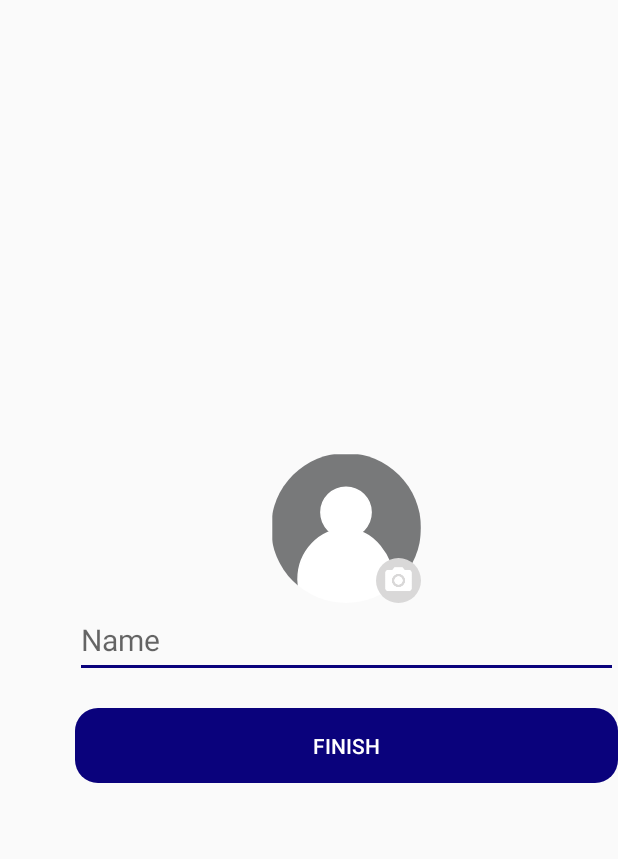
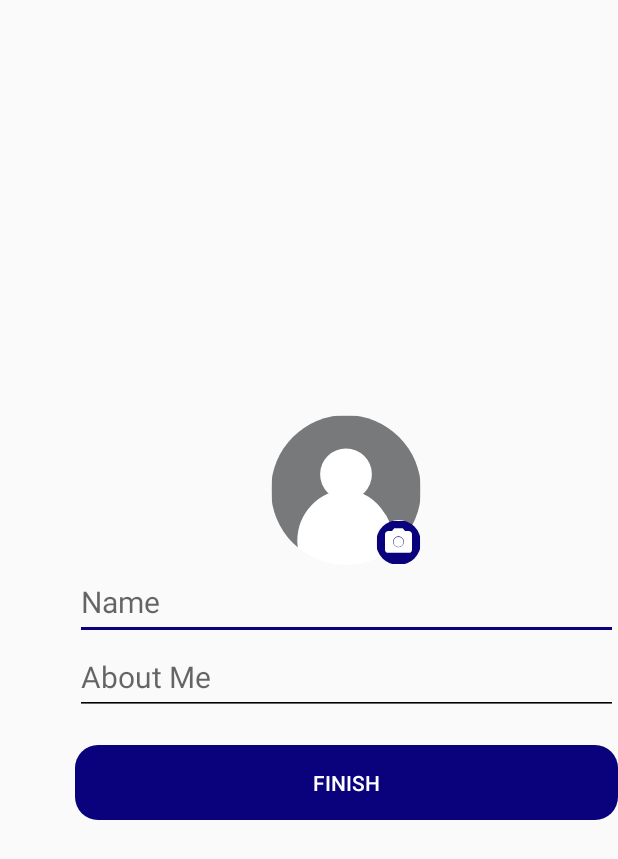
Before and after one commit to ozayakcan/Chat, an Android app: the layout activity_register.xml on its own in the app's theme, with its tools: preview values and no code run, on a phone screen of 412 x 824 dp. Shown: the top 859 px of the screen. Run offline under Robolectric (Android 15) with nearby library versions, the light colour scheme and no system bars.

Commit message:
Resimler düzenlendi. RegisterActivity'de veriler firebase'den getiriliyor. (Profil resmi hariç)

```diff
--- a/chat-android/app/src/main/java/com/ozayakcan/chat/Utils/SharedPreference.java
+++ b/chat-android/app/src/main/java/com/ozayakcan/chat/Utils/SharedPreference.java
@@ -8,6 +8,8 @@ import android.content.SharedPreferences;
 import java.util.Map;
 
 public class SharedPreference {
+
+    public static final String kullaniciKaydedildi = "Kayit";
 
     private static SharedPreference mInstance;
     private final Context mContext;
--- /dev/null
+++ b/chat-android/app/src/main/res/drawable/ic_kamera.xml
@@ -0,0 +1,21 @@
+<vector xmlns:android="http://schemas.android.com/apk/res/android"
+    android:width="24dp"
+    android:height="24dp"
+    android:viewportWidth="24"
+    android:viewportHeight="24">
+  <path
+      android:strokeWidth="1"
+      android:pathData="M0,0h24v24h-24z"
+      android:fillColor="@color/colorPrimary"
+      android:strokeColor="#FFFFFF"/>
+  <path
+      android:strokeWidth="1"
+      android:pathData="M9.8,11.7c0,-1.2 1,-2.2 2.2,-2.2s2.2,1 2.2,2.2c0,1.2 -1,2.2 -2.2,2.2S9.8,12.9 9.8,11.7C9.8,11.7 9.8,11.7 9.8,11.7"
+      android:fillColor="#FFFFFF"
+      android:strokeColor="#FFFFFF"/>
+  <path
+      android:strokeWidth="1"
+      android:pathData="M10,4.9L8.8,6.3H6.6c-0.7,0 -1.3,0.6 -1.3,1.3v8.1c0,0.7 0.6,1.3 1.3,1.3h10.8c0.7,0 1.3,-0.6 1.3,-1.3V7.6c0,-0.7 -0.6,-1.3 -1.3,-1.3h-2.1L14,4.9H10zM12,15c-1.9,0 -3.4,-1.5 -3.4,-3.4s1.5,-3.4 3.4,-3.4s3.4,1.5 3.4,3.4S13.9,15 12,15z"
+      android:fillColor="#FFFFFF"
+      android:strokeColor="#FFFFFF"/>
+</vector>
--- a/chat-android/app/src/main/res/drawable/ic_profil_kamera_foreground.xml
+++ /dev/null
@@ -1,18 +0,0 @@
-<vector xmlns:android="http://schemas.android.com/apk/res/android"
-    android:width="108dp"
-    android:height="108dp"
-    android:viewportWidth="108"
-    android:viewportHeight="108"
-    android:tint="#FFFFFF">
-  <group android:scaleX="2.1141"
-      android:scaleY="2.1141"
-      android:translateX="28.6308"
-      android:translateY="28.6308">
-    <path
-        android:fillColor="@android:color/white"
-        android:pathData="M12,12m-3.2,0a3.2,3.2 0,1 1,6.4 0a3.2,3.2 0,1 1,-6.4 0"/>
-    <path
-        android:fillColor="@android:color/white"
-        android:pathData="M9,2L7.17,4L4,4c-1.1,0 -2,0.9 -2,2v12c0,1.1 0.9,2 2,2h16c1.1,0 2,-0.9 2,-2L22,6c0,-1.1 -0.9,-2 -2,-2h-3.17L15,2L9,2zM12,17c-2.76,0 -5,-2.24 -5,-5s2.24,-5 5,-5 5,2.24 5,5 -2.24,5 -5,5z"/>
-  </group>
-</vector>
--- a/chat-android/app/src/main/res/drawable/ic_profil_resmi.xml
+++ b/chat-android/app/src/main/res/drawable/ic_profil_resmi.xml
@@ -5,7 +5,7 @@
     android:viewportHeight="100">
   <path
       android:strokeWidth="1"
-      android:pathData="M0.36,0.38h100v100h-100z"
+      android:pathData="M0.0,0.0h100v100h-100z"
       android:fillColor="#78797A"
       android:strokeColor="#FFFFFF"/>
   <path
--- a/chat-android/app/src/main/res/layout/activity_register.xml
+++ b/chat-android/app/src/main/res/layout/activity_register.xml
@@ -23,21 +23,33 @@
                 android:layout_height="match_parent"
                 android:src="@drawable/ic_profil_resmi"/>
             <de.hdodenhof.circleimageview.CircleImageView
+                android:id="@+id/kamera"
                 android:layout_width="30dp"
                 android:layout_height="30dp"
                 android:layout_alignParentEnd="true"
                 android:layout_alignParentBottom="true"
-                android:src="@mipmap/ic_profil_kamera"/>
+                android:src="@drawable/ic_kamera"/>
         </RelativeLayout>
         <EditText
             android:id="@+id/isimTW"
+            android:layout_width="match_parent"
+            android:imeOptions="actionNext"
+            android:theme="@style/EditTextThemeDefault"
+            android:layout_height="50dp"
+            android:textSize="20sp"
+            android:hint="@string/name"
+            android:maxLength="100"
+            android:maxLines="1"/>
+        <EditText
+            android:id="@+id/hakkimdaTW"
             android:layout_width="match_parent"
             android:imeOptions="actionDone"
             android:theme="@style/EditTextThemeDefault"
             android:layout_height="50dp"
             android:textSize="20sp"
-            android:hint="@string/name"
-            android:maxLines="1"/>
+            android:hint="@string/about_me"
+            android:maxLength="400"
+            android:maxLines="5"/>
         <Button
             android:id="@+id/bitirBtn"
             android:layout_width="match_parent"
--- a/chat-android/app/src/main/res/mipmap-anydpi-v26/ic_profil_kamera.xml
+++ /dev/null
@@ -1,5 +0,0 @@
-<?xml version="1.0" encoding="utf-8"?>
-<adaptive-icon xmlns:android="http://schemas.android.com/apk/res/android">
-    <background android:drawable="@color/ic_profil_kamera_background"/>
-    <foreground android:drawable="@drawable/ic_profil_kamera_foreground"/>
-</adaptive-icon>
--- a/chat-android/app/src/main/res/values/ic_profil_kamera_background.xml
+++ /dev/null
@@ -1,4 +0,0 @@
-<?xml version="1.0" encoding="utf-8"?>
-<resources>
-    <color name="ic_profil_kamera_background">#D9D8D8</color>
-</resources>
--- a/chat-android/app/src/main/res/values/strings.xml
+++ b/chat-android/app/src/main/res/values/strings.xml
@@ -16,4 +16,5 @@
     <string name="please_enter_the_confirmation_code">Please enter the confirmation code that will be sent to you shortly.</string>
     <string name="finish">Finish</string>
     <string name="name">Name</string>
+    <string name="about_me">About Me</string>
 </resources>
```
Also changed, not shown: chat-android/app/src/main/java/com/ozayakcan/chat/Login/RegisterActivity.java (+45 -3 lines), chat-android/app/src/main/java/com/ozayakcan/chat/Model/Kullanici.java (added, +66 -0 lines), chat-android/app/src/main/java/com/ozayakcan/chat/Utils/Veritabani.java (added, +7 -0 lines), 1 other file.
